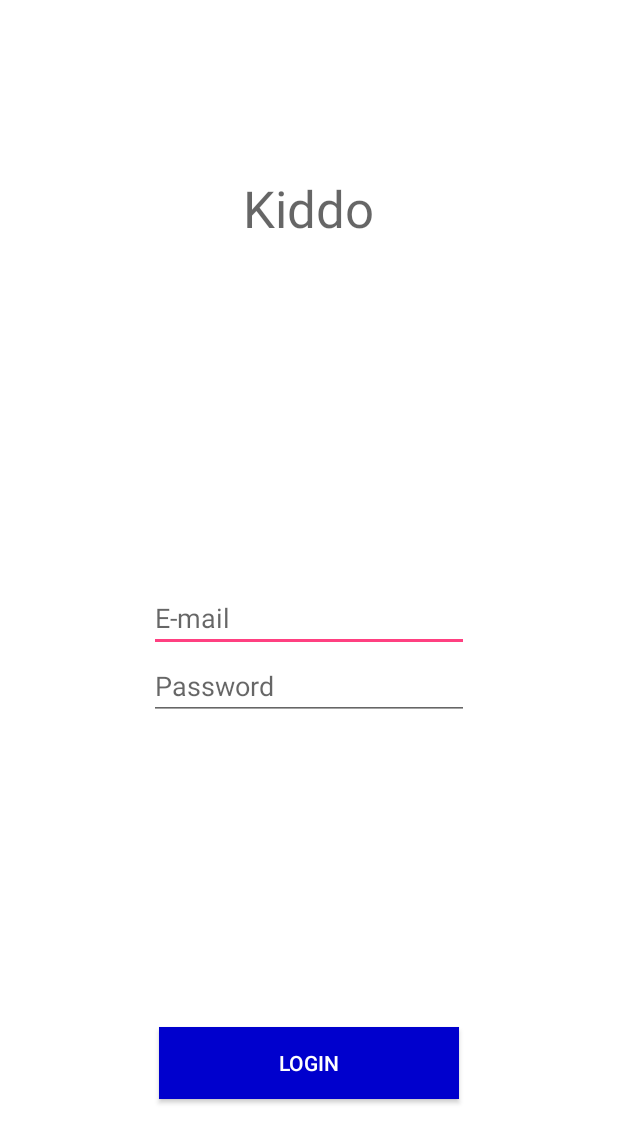
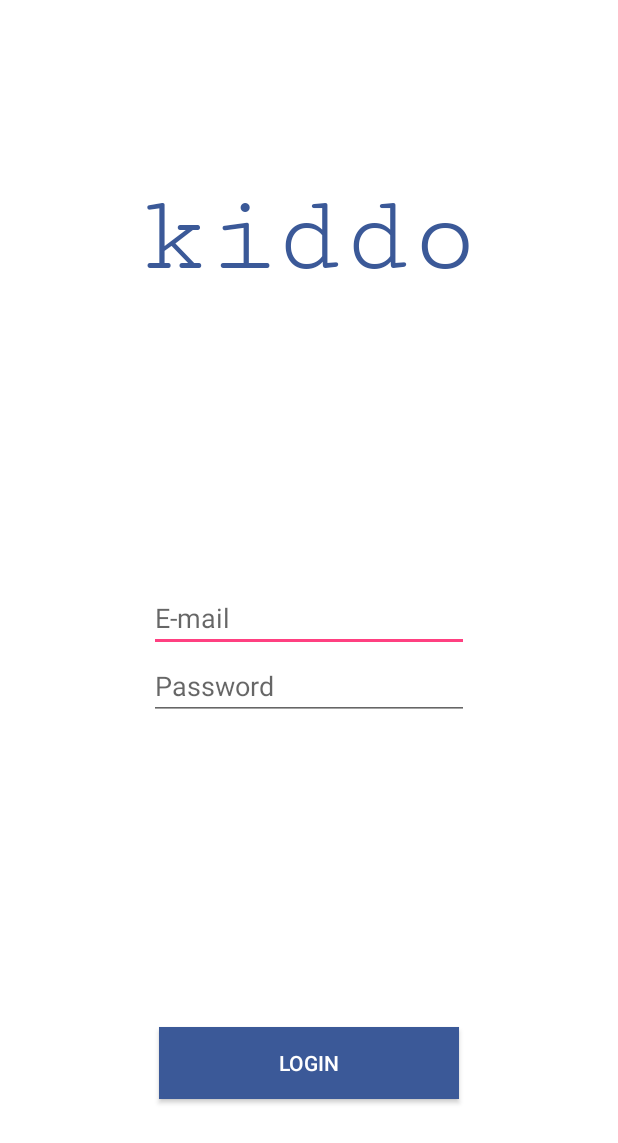
Before and after one commit to JulieW23/GradApp, an Android app: the screen it shows after launch (MainActivity), on a phone screen of 412 x 824 dp. Shown: the top 1143 px of the screen. Run offline under Robolectric (Android 15) with nearby library versions, the phone set to English and light mode, and no system bars.

Commit message:
Updated appearance

```diff
--- a/Kiddo/app/src/main/res/layout/activity_main.xml
+++ b/Kiddo/app/src/main/res/layout/activity_main.xml
@@ -12,14 +12,16 @@
     tools:context="com.team_05.kiddo.MainActivity">
 
     <TextView
-        android:text="Kiddo"
+        android:text="kiddo"
         android:layout_width="wrap_content"
         android:layout_height="wrap_content"
         android:layout_alignParentTop="true"
         android:layout_centerHorizontal="true"
         android:layout_marginTop="100dp"
         android:id="@+id/logo"
-        android:textAppearance="@style/TextAppearance.AppCompat.Display1" />
+        android:textColor="@color/colorPrimaryDark"
+        android:fontFamily="serif-monospace"
+        android:textSize="75dp"/>
 
     <EditText
         android:layout_width="wrap_content"
--- a/Kiddo/app/src/main/res/values/colors.xml
+++ b/Kiddo/app/src/main/res/values/colors.xml
@@ -1,9 +1,9 @@
 <?xml version="1.0" encoding="utf-8"?>
 <resources>
     <color name="colorPrimary">#3F51B5</color>
-    <color name="colorPrimaryDark">#303F9F</color>
+    <color name="colorPrimaryDark">#3b5998</color>
     <color name="colorAccent">#FF4081</color>
     <color name="colorBackground">#FFFFFF</color>
-    <color name="colorButton">#0000CD</color>
+    <color name="colorButton">@color/colorPrimaryDark</color>
     <color name="colorButtonText">#FFFFFF</color>
 </resources>
```
